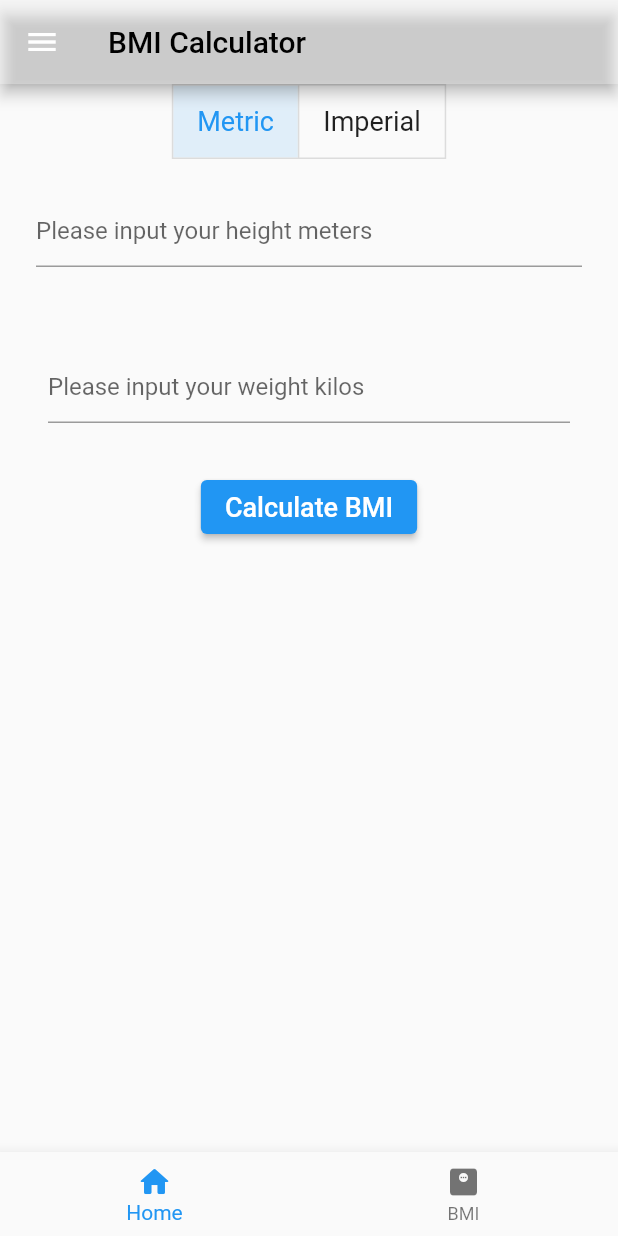
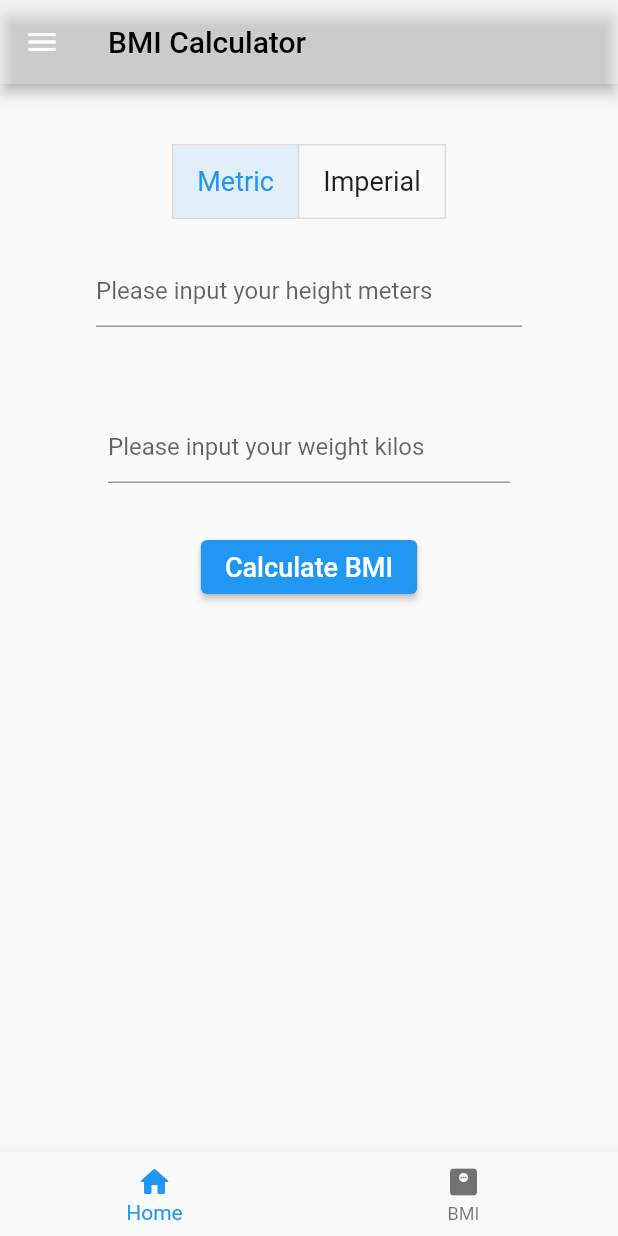
Before and after one commit to samilaxy/flutter_starter, a Flutter app: the BmiScreen screen opened by its route, on a phone screen of 412 x 824 dp. Run offline on Flutter 3.47's test engine with Material 2 defaults, Android fonts, the phone set to English and light mode, and no system bars.

Commit message:
Update bmi_screen.dart

```diff
--- a/lib/screens/bmi_screen.dart
+++ b/lib/screens/bmi_screen.dart
@@ -42,6 +42,8 @@ class _BmiScreenState extends State<BmiScreen> {
         drawer: const MenuDrawer(),
         bottomNavigationBar: const MenuBottom(),
         body: SingleChildScrollView(
+          child: Padding(
+            padding: const EdgeInsets.all(40.0),
             child: Column(
               children: [
                 ToggleButtons(children: [
@@ -51,8 +53,8 @@ class _BmiScreenState extends State<BmiScreen> {
                           Text('Metric', style: TextStyle(fontSize: fontSize))),
                   Padding(
                       padding: EdgeInsets.symmetric(horizontal: 16),
-                    child:
-                        Text('Imperial', style: TextStyle(fontSize: fontSize)))
+                      child: Text('Imperial',
+                          style: TextStyle(fontSize: fontSize)))
                 ], isSelected: isSelected, onPressed: toggleMeasure),
                 Padding(
                   padding: const EdgeInsets.all(24.0),
@@ -74,6 +76,7 @@ class _BmiScreenState extends State<BmiScreen> {
                         style: TextStyle(fontSize: fontSize))),
                 Text(result, style: TextStyle(fontSize: fontSize))
               ],
+            ),
           ),
         ));
   }
```
Lines whose indentation alone changed are shown as unchanged.
